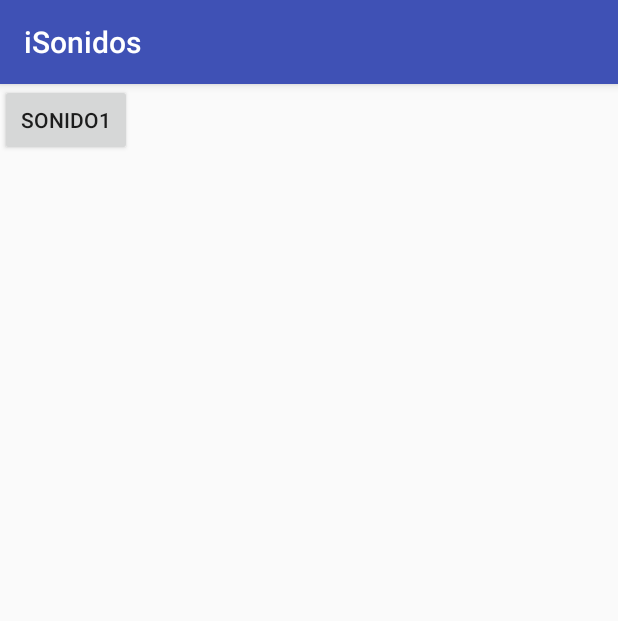
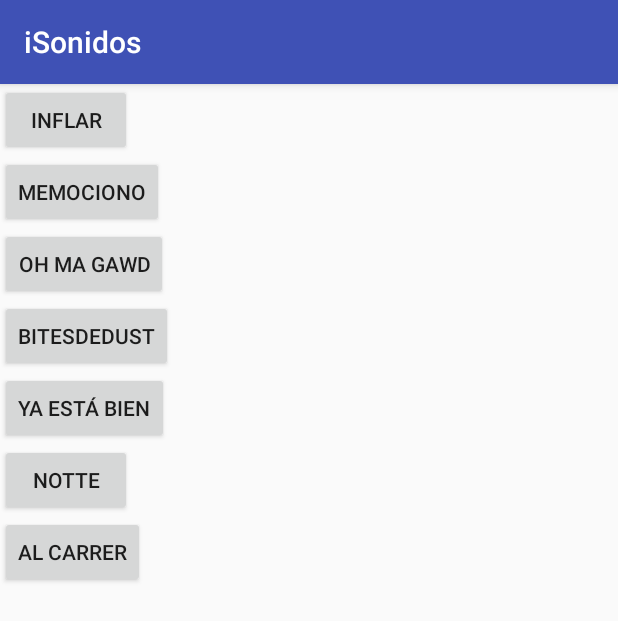
Before and after one commit to Gonsaez/iSonidos, an Android app: the screen it shows after launch (MainActivity), on a phone screen of 412 x 824 dp. Shown: the top 621 px of the screen. Run offline under Robolectric (Android 15) with nearby library versions, the phone set to English and light mode, and no system bars.

Commit message:
Insertado 7 botones, añadido 1 switch para que coja cada boton su respectivo sonido y declarado 1 array para poder quitar el switch en el futuro.

```diff
--- a/app/src/main/java/com/example/xp/isonidos/MainActivity.java
+++ b/app/src/main/java/com/example/xp/isonidos/MainActivity.java
@@ -1,21 +1,54 @@
 package com.example.xp.isonidos;
 
+import android.media.AudioManager;
 import android.media.MediaPlayer;
+import android.media.SoundPool;
 import android.support.v7.app.AppCompatActivity;
 import android.os.Bundle;
 import android.view.View;
+import android.widget.Button;
 
 public class MainActivity extends AppCompatActivity {
+    SoundPool sonidos;
+    int sonidon1;
+    int[] su = new int[57];
+    int sonidon2;
+    int sonidon3;
+    int sonidon4;
+    int sonidon5;
+    int sonidon6;
+    int sonidon7;
+
 
     @Override
     protected void onCreate(Bundle savedInstanceState) {
         super.onCreate(savedInstanceState);
         setContentView(R.layout.activity_main);
+        sonidos = new SoundPool(4, AudioManager.STREAM_MUSIC, 0);
+        sonidon1 = sonidos.load(this, R.raw.inflar, 1);
+        sonidon2 = sonidos.load(this, R.raw.memociono, 1);
+        sonidon3 = sonidos.load(this, R.raw.oh_ma_gawd, 1);
+        sonidon4 = sonidos.load(this, R.raw.bitesdedust, 1);
+        sonidon5 = sonidos.load(this, R.raw.pedrerol_ya_esta_bien, 1);
+        sonidon6 = sonidos.load(this, R.raw.notte, 1);
+        sonidon7 = sonidos.load(this, R.raw.al_carrer, 1);
     }
 
     public void sonido(View vista){
-        MediaPlayer mp = MediaPlayer.create(this, R.raw.gallo);
-        mp.start();
+        Button boton = (Button) findViewById(vista.getId());
+        int numeroSonido = Integer.valueOf(boton.getTag().toString());
+        switch (numeroSonido){
+            case 0: sonidos.play(sonidon1,1,1,1,0,1f);  break;
+            case 1: sonidos.play(sonidon2,1,1,1,0,1f); break;
+            case 2: sonidos.play(sonidon3,1,1,1,0,1f); break;
+            case 3: sonidos.play(sonidon4,1,1,1,0,1f); break;
+            case 4: sonidos.play(sonidon5,1,1,1,0,1f); break;
+            case 5: sonidos.play(sonidon6,1,1,1,0,1f); break;
+            case 6: MediaPlayer mp = MediaPlayer.create(this, R.raw.al_carrer ); mp.start();break;
+            default: sonidos.play(sonidon1,1,1,1,0,1f);  break;
+        }
+
+
     }
 
 
--- a/app/src/main/res/layout/activity_main.xml
+++ b/app/src/main/res/layout/activity_main.xml
@@ -6,11 +6,75 @@
     android:layout_height="match_parent"
     tools:context="MainActivity">
 
-    <Button
-        android:layout_width="wrap_content"
-        android:layout_height="wrap_content"
-        android:text="SONIDO1"
-        android:onClick="sonido"
-        />
+    <LinearLayout
+        android:layout_width="match_parent"
+        android:layout_height="match_parent"
+        android:orientation="vertical">
+
+        <Button
+            android:id="@+id/sonido1"
+            android:layout_width="wrap_content"
+            android:layout_height="wrap_content"
+            android:onClick="sonido"
+            android:tag="0"
+            android:text="INFLAR"
+            tools:layout_editor_absoluteX="16dp"
+            tools:layout_editor_absoluteY="16dp" />
+
+        <Button
+            android:id="@+id/sonido2"
+            android:layout_width="wrap_content"
+            android:layout_height="wrap_content"
+            android:onClick="sonido"
+            android:tag="1"
+            android:text="MEMOCIONO"
+            tools:layout_editor_absoluteX="5dp"
+            tools:layout_editor_absoluteY="5dp" />
+        <Button
+            android:id="@+id/sonido3"
+            android:layout_width="wrap_content"
+            android:layout_height="wrap_content"
+            android:onClick="sonido"
+            android:tag="2"
+            android:text="OH MA GAWD"
+            tools:layout_editor_absoluteX="5dp"
+            tools:layout_editor_absoluteY="5dp" />
+        <Button
+            android:id="@+id/sonido4"
+            android:layout_width="wrap_content"
+            android:layout_height="wrap_content"
+            android:onClick="sonido"
+            android:tag="3"
+            android:text="BITESDEDUST"
+            tools:layout_editor_absoluteX="5dp"
+            tools:layout_editor_absoluteY="5dp" />
+        <Button
+            android:id="@+id/sonido5"
+            android:layout_width="wrap_content"
+            android:layout_height="wrap_content"
+            android:onClick="sonido"
+            android:tag="4"
+            android:text="YA ESTÁ BIEN"
+            tools:layout_editor_absoluteX="5dp"
+            tools:layout_editor_absoluteY="5dp" />
+        <Button
+            android:id="@+id/sonido6"
+            android:layout_width="wrap_content"
+            android:layout_height="wrap_content"
+            android:onClick="sonido"
+            android:tag="5"
+            android:text="NOTTE"
+            tools:layout_editor_absoluteX="5dp"
+            tools:layout_editor_absoluteY="5dp" />
+        <Button
+            android:id="@+id/sonido7"
+            android:layout_width="wrap_content"
+            android:layout_height="wrap_content"
+            android:onClick="sonido"
+            android:tag="6"
+            android:text="AL CARRER"
+            tools:layout_editor_absoluteX="5dp"
+            tools:layout_editor_absoluteY="5dp" />
+    </LinearLayout>
 
 </android.support.constraint.ConstraintLayout>
```
Also changed, not shown: 2 other files.
